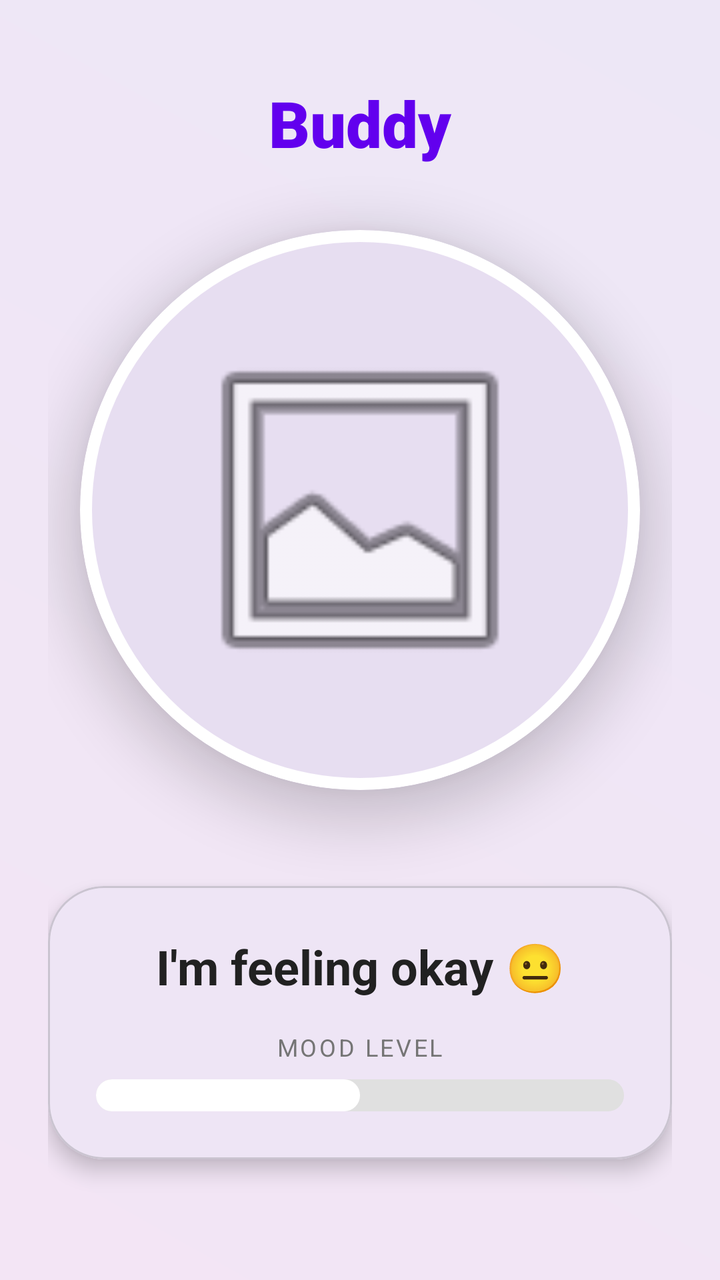
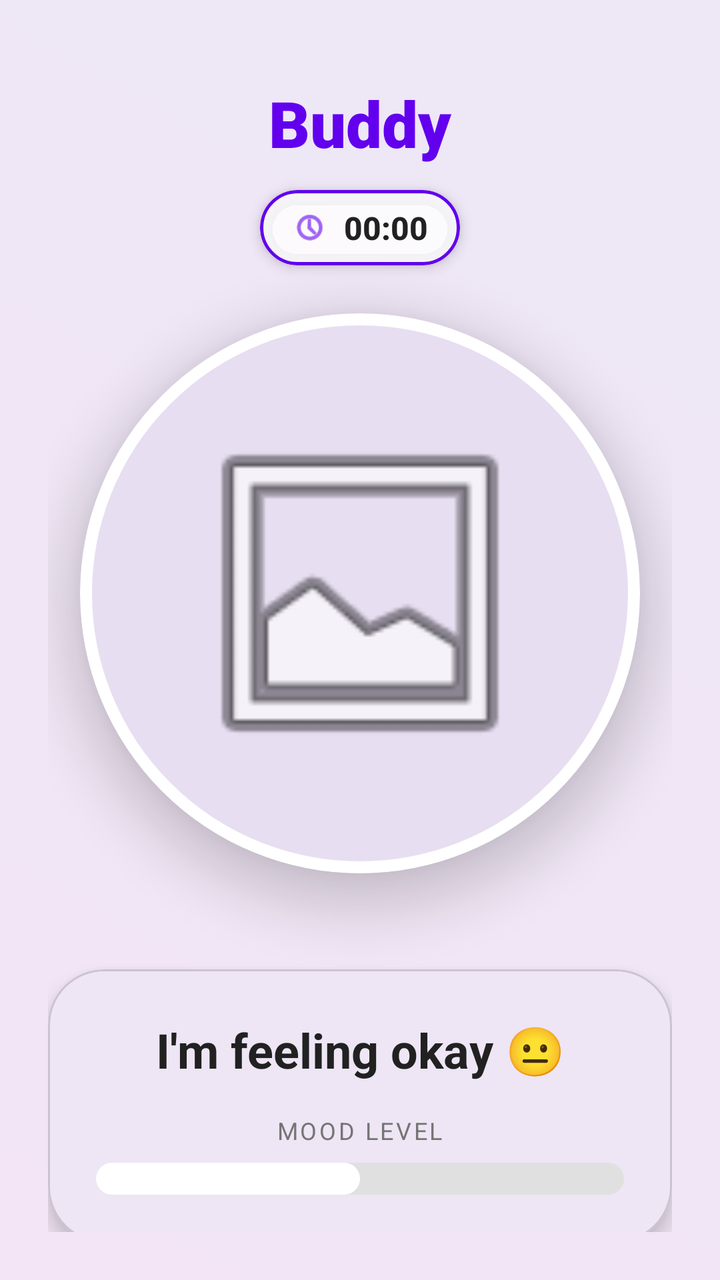

Compare the two renders of this Android layout. The source of the first and the diff that turns it into the second are given below.
<!-- AndroidManifest.xml: application theme Theme.MUCAssignment1 -->
<!-- res/layout/activity_pet.xml -->
<?xml version="1.0" encoding="utf-8"?>
<androidx.constraintlayout.widget.ConstraintLayout
    xmlns:android="http://schemas.android.com/apk/res/android"
    xmlns:app="http://schemas.android.com/apk/res-auto"
    xmlns:tools="http://schemas.android.com/tools"
    android:layout_width="match_parent"
    android:layout_height="match_parent"
    android:background="@drawable/bg_gradient"
    android:padding="24dp">

    
    <TextView
        android:id="@+id/tvPetName"
        android:layout_width="wrap_content"
        android:layout_height="wrap_content"
        android:text="Buddy"
        android:textColor="@color/primary"
        android:textSize="32sp"
        android:textStyle="bold"
        android:fontFamily="sans-serif-black"
        app:layout_constraintTop_toTopOf="parent"
        app:layout_constraintStart_toStartOf="parent"
        app:layout_constraintEnd_toEndOf="parent"
        android:layout_marginTop="16dp"/>

    
    <com.google.android.material.card.MaterialCardView
        android:id="@+id/petCard"
        android:layout_width="280dp"
        android:layout_height="280dp"
        android:layout_marginTop="32dp"
        app:cardCornerRadius="140dp"
        app:strokeWidth="6dp"
        app:strokeColor="@color/white"
        app:cardElevation="16dp"
        app:layout_constraintTop_toBottomOf="@id/tvPetName"
        app:layout_constraintStart_toStartOf="parent"
        app:layout_constraintEnd_toEndOf="parent">

        <ImageView
            android:id="@+id/imgPet"
            android:layout_width="match_parent"
            android:layout_height="match_parent"
            android:padding="48dp"
            android:scaleType="fitCenter"
            android:src="@android:drawable/ic_menu_gallery"/>
    </com.google.android.material.card.MaterialCardView>

    
    <com.google.android.material.card.MaterialCardView
        android:id="@+id/statusCard"
        android:layout_width="0dp"
        android:layout_height="wrap_content"
        android:layout_marginTop="48dp"
        app:cardCornerRadius="28dp"
        app:cardElevation="6dp"
        app:layout_constraintTop_toBottomOf="@id/petCard"
        app:layout_constraintStart_toStartOf="parent"
        app:layout_constraintEnd_toEndOf="parent">

        <LinearLayout
            android:layout_width="match_parent"
            android:layout_height="wrap_content"
            android:orientation="vertical"
            android:padding="24dp"
            android:gravity="center">

            <TextView
                android:id="@+id/tvStatus"
                android:layout_width="wrap_content"
                android:layout_height="wrap_content"
                android:text="I'm feeling okay 😐"
                android:textColor="@color/text_main"
                android:textSize="24sp"
                android:textStyle="bold"
                android:textAlignment="center"/>

            <TextView
                android:layout_width="wrap_content"
                android:layout_height="wrap_content"
                android:text="Mood Level"
                android:textSize="12sp"
                android:layout_marginTop="16dp"
                android:textColor="#757575"
                android:textAllCaps="true"
                android:letterSpacing="0.1"/>

            <ProgressBar
                android:id="@+id/moodBar"
                style="?android:attr/progressBarStyleHorizontal"
                android:layout_width="match_parent"
                android:layout_height="16dp"
                android:layout_marginTop="8dp"
                android:max="100"
                android:progress="50"
                android:progressDrawable="@drawable/custom_progress_drawable" />
        </LinearLayout>
    </com.google.android.material.card.MaterialCardView>

    
    <LinearLayout
        android:layout_width="0dp"
        android:layout_height="wrap_content"
        android:orientation="horizontal"
        android:layout_marginTop="32dp"
        app:layout_constraintTop_toBottomOf="@id/statusCard"
        app:layout_constraintStart_toStartOf="parent"
        app:layout_constraintEnd_toEndOf="parent"
        android:weightSum="2">

        <com.google.android.material.button.MaterialButton
            android:id="@+id/btnGoodTouch"
            android:layout_width="0dp"
            android:layout_height="75dp"
            android:layout_weight="1"
            android:layout_marginEnd="10dp"
            android:text="TREAT 🍪"
            android:textSize="18sp"
            android:textStyle="bold"
            app:cornerRadius="20dp"
            app:elevation="4dp"
            style="@style/Widget.MaterialComponents.Button"/>

        <com.google.android.material.button.MaterialButton
            android:id="@+id/btnBadTouch"
            android:layout_width="0dp"
            android:layout_height="75dp"
            android:layout_weight="1"
            android:layout_marginStart="10dp"
            android:text="POKE 👉"
            android:textSize="18sp"
            android:textStyle="bold"
            app:cornerRadius="20dp"
            style="@style/Widget.MaterialComponents.Button.OutlinedButton"
            app:strokeWidth="2dp"/>
    </LinearLayout>

</androidx.constraintlayout.widget.ConstraintLayout>
<!-- resources referenced by this layout -->
<resources>
  <color name="primary">#6200EE</color>
  <color name="text_main">#212121</color>
  <color name="white">#FFFFFFFF</color>
  <!-- drawable bg_gradient (drawable) -->
  <?xml version="1.0" encoding="utf-8"?>
  <shape xmlns:android="http://schemas.android.com/apk/res/android">
      <gradient
          android:startColor="#F3E5F5"
          android:endColor="#EDE7F6"
          android:angle="45"/>
  </shape>
  <!-- drawable custom_progress_drawable (drawable) -->
  <?xml version="1.0" encoding="utf-8"?>
  <layer-list xmlns:android="http://schemas.android.com/apk/res/android">
      <item android:id="@android:id/background">
          <shape>
              <corners android:radius="10dp" />
              <solid android:color="#E0E0E0" />
          </shape>
      </item>
      <item android:id="@android:id/progress">
          <scale android:scaleWidth="100%">
              <shape>
                  <corners android:radius="10dp" />
                  <solid android:color="@color/white" />
              </shape>
          </scale>
      </item>
  </layer-list>
  <style name="Theme.MUCAssignment1" parent="Base.Theme.MUCAssignment1" />
  <style name="Base.Theme.MUCAssignment1" parent="Theme.Material3.DayNight.NoActionBar">
          
          
      </style>
</resources>

<!-- the commit's change to res/layout/activity_pet.xml (unified diff, before → after) -->
@@ -25,15 +25,57 @@
 
     
     <com.google.android.material.card.MaterialCardView
+        android:id="@+id/timerCard"
+        android:layout_width="wrap_content"
+        android:layout_height="wrap_content"
+        app:cardCornerRadius="20dp"
+        app:cardElevation="4dp"
+        app:cardBackgroundColor="#CCFFFFFF"
+        app:strokeWidth="1.5dp"
+        app:strokeColor="@color/primary"
+        app:layout_constraintTop_toBottomOf="@id/tvPetName"
+        app:layout_constraintStart_toStartOf="parent"
+        app:layout_constraintEnd_toEndOf="parent"
+        android:layout_marginTop="12dp">
+
+        <LinearLayout
+            android:layout_width="wrap_content"
+            android:layout_height="wrap_content"
+            android:orientation="horizontal"
+            android:paddingHorizontal="16dp"
+            android:paddingVertical="8dp"
+            android:gravity="center">
+
+            <ImageView
+                android:layout_width="18dp"
+                android:layout_height="18dp"
+                android:src="@android:drawable/ic_menu_recent_history"
+                app:tint="@color/primary"
+                android:layout_marginEnd="8dp"/>
+
+            <TextView
+                android:id="@+id/tvTimer"
+                android:layout_width="wrap_content"
+                android:layout_height="wrap_content"
+                android:text="00:00"
+                android:textColor="@color/text_main"
+                android:textSize="16sp"
+                android:textStyle="bold"
+                android:fontFamily="sans-serif-medium"/>
+        </LinearLayout>
+    </com.google.android.material.card.MaterialCardView>
+
+    
+    <com.google.android.material.card.MaterialCardView
         android:id="@+id/petCard"
         android:layout_width="280dp"
         android:layout_height="280dp"
-        android:layout_marginTop="32dp"
+        android:layout_marginTop="24dp"
         app:cardCornerRadius="140dp"
         app:strokeWidth="6dp"
         app:strokeColor="@color/white"
         app:cardElevation="16dp"
-        app:layout_constraintTop_toBottomOf="@id/tvPetName"
+        app:layout_constraintTop_toBottomOf="@id/timerCard"
         app:layout_constraintStart_toStartOf="parent"
         app:layout_constraintEnd_toEndOf="parent">
 
